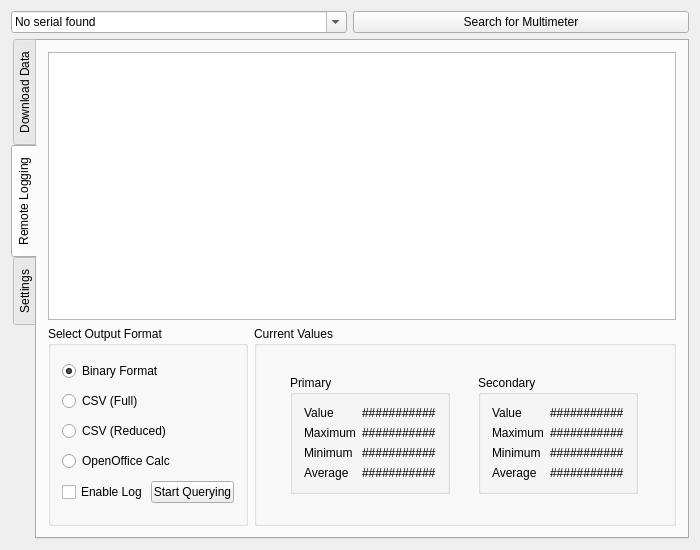
This is yellowdolphindownloader.ui in C-X1/YellowDolphin as Qt 5 draws it before an edit. The edited form follows.
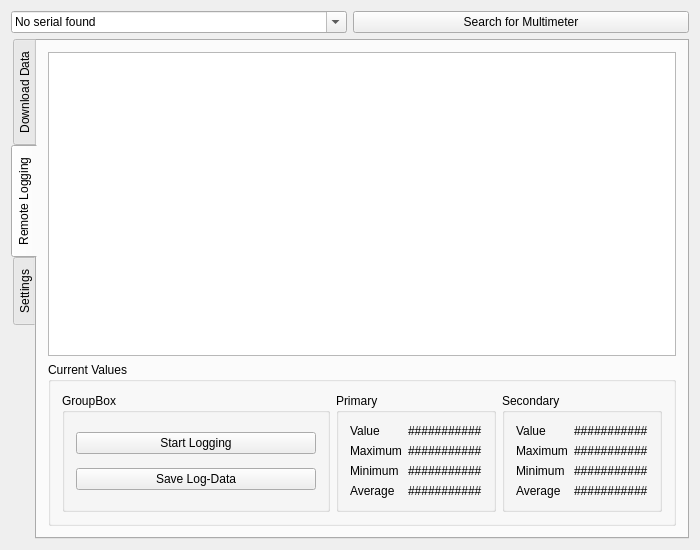
This is the edited form. The open tabs and pages were chosen to show the change.

Commit message: Various changes in remote logging feature, using QReadWriteLock now. Currently it doesn't do anything than downloading, storing the SerialResponse container in a vector and figuring out the error of primary value. PS: it does not show or store this information anywhere yet PBP ;)

What changed in the file:
```diff
--- a/yellowdolphindownloader.ui
+++ b/yellowdolphindownloader.ui
@@ -192,76 +192,6 @@
        </item>
        <item>
         <layout class="QHBoxLayout" name="horizontalLayout_7">
-         <item>
-          <widget class="QGroupBox" name="outputBox_2">
-           <property name="minimumSize">
-            <size>
-             <width>200</width>
-             <height>200</height>
-            </size>
-           </property>
-           <property name="maximumSize">
-            <size>
-             <width>200</width>
-             <height>300</height>
-            </size>
-           </property>
-           <property name="title">
-            <string>Select Output Format</string>
-           </property>
-           <layout class="QVBoxLayout" name="verticalLayout_5">
-            <item>
-             <widget class="QRadioButton" name="radioButton_6">
-              <property name="text">
-               <string>Binary Format</string>
-              </property>
-              <property name="checked">
-               <bool>true</bool>
-              </property>
-             </widget>
-            </item>
-            <item>
-             <widget class="QRadioButton" name="radioButton_7">
-              <property name="text">
-               <string>CSV (Full)</string>
-              </property>
-             </widget>
-            </item>
-            <item>
-             <widget class="QRadioButton" name="radioButton_8">
-              <property name="text">
-               <string>CSV (Reduced)</string>
-              </property>
-             </widget>
-            </item>
-            <item>
-             <widget class="QRadioButton" name="radioButton_9">
-              <property name="text">
-               <string>OpenOffice Calc</string>
-              </property>
-             </widget>
-            </item>
-            <item>
-             <layout class="QHBoxLayout" name="horizontalLayout_4">
-              <item>
-               <widget class="QCheckBox" name="LogCheckBox">
-                <property name="text">
-                 <string>Enable Log</string>
-                </property>
-               </widget>
-              </item>
-              <item>
-               <widget class="QPushButton" name="pushButton_remlog_query">
-                <property name="text">
-                 <string>Start Querying</string>
-                </property>
-               </widget>
-              </item>
-             </layout>
-            </item>
-           </layout>
-          </widget>
-         </item>
          <item>
           <widget class="QGroupBox" name="groupBox">
            <property name="sizePolicy">
@@ -276,6 +206,29 @@
            <layout class="QVBoxLayout" name="verticalLayout_9">
             <item>
              <layout class="QHBoxLayout" name="horizontalLayout_6">
+              <item>
+               <widget class="QGroupBox" name="groupBox_remoteLogCommands">
+                <property name="title">
+                 <string>GroupBox</string>
+                </property>
+                <layout class="QVBoxLayout" name="verticalLayout_5">
+                 <item>
+                  <widget class="QPushButton" name="pushButton_remlog_query">
+                   <property name="text">
+                    <string>Start Logging</string>
+                   </property>
+                  </widget>
+                 </item>
+                 <item>
+                  <widget class="QPushButton" name="pushButton_SaveData">
+                   <property name="text">
+                    <string>Save Log-Data</string>
+                   </property>
+                  </widget>
+                 </item>
+                </layout>
+               </widget>
+              </item>
               <item>
                <widget class="QGroupBox" name="groupBox_pri">
                 <property name="sizePolicy">
```
Left out of the diff: 2 changed lines with no effect on the pictures. The commit also changes 16 other files.
